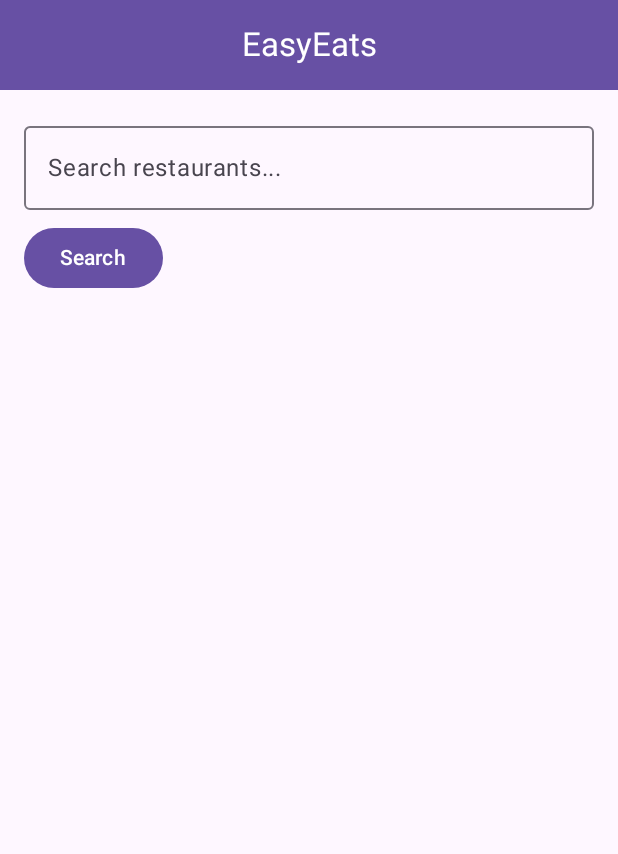
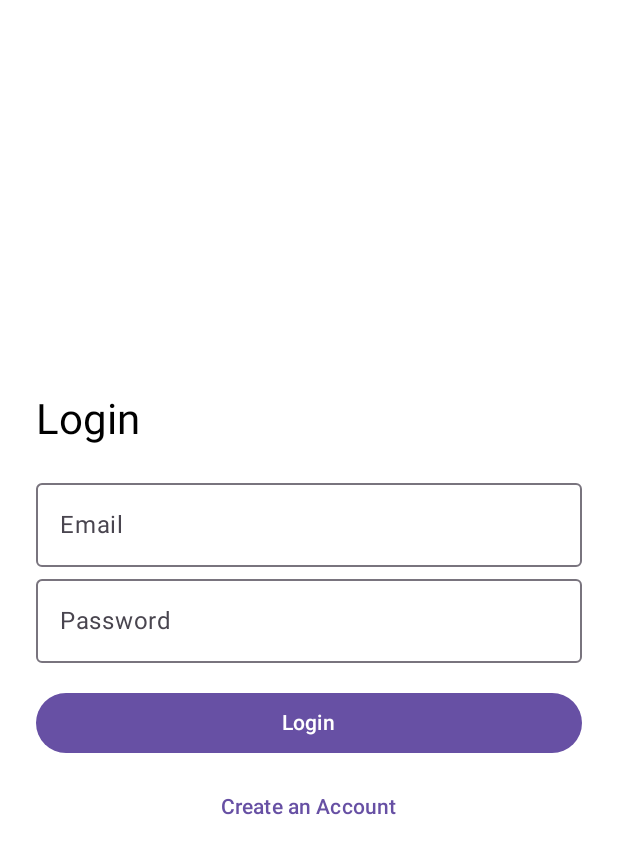
Before and after one commit to hongtingbh/EasyEats, an Android app built with Jetpack Compose: the screen it shows after launch (MainActivity), on a phone screen of 412 x 824 dp. Shown: the top 854 px of the screen. Run offline under Robolectric (Android 15) with nearby library versions, the phone set to English and light mode, and no system bars; pictures from the network do not load.

Commit message:
Added Database, Login and Signup screens
Database system is SQLiteOpenHelper

```diff
--- a/app/src/main/AndroidManifest.xml
+++ b/app/src/main/AndroidManifest.xml
@@ -1,6 +1,5 @@
 <?xml version="1.0" encoding="utf-8"?>
-<manifest xmlns:android="http://schemas.android.com/apk/res/android"
-    package="com.example.easyeats">
+<manifest xmlns:android="http://schemas.android.com/apk/res/android">
 
     <uses-permission android:name="android.permission.INTERNET"/>
 
--- a/app/src/main/java/com/example/easyeats/MainActivity.kt
+++ b/app/src/main/java/com/example/easyeats/MainActivity.kt
@@ -4,21 +4,46 @@ import android.os.Bundle
 import androidx.activity.ComponentActivity
 import androidx.activity.compose.setContent
 import androidx.compose.foundation.Image
-import androidx.compose.foundation.layout.*
+import androidx.compose.foundation.layout.Arrangement
+import androidx.compose.foundation.layout.Column
+import androidx.compose.foundation.layout.Row
+import androidx.compose.foundation.layout.Spacer
+import androidx.compose.foundation.layout.fillMaxWidth
+import androidx.compose.foundation.layout.height
+import androidx.compose.foundation.layout.padding
+import androidx.compose.foundation.layout.size
 import androidx.compose.foundation.lazy.LazyColumn
 import androidx.compose.foundation.lazy.items
-import androidx.compose.material3.*
-import androidx.compose.runtime.*
+import androidx.compose.material3.Button
+import androidx.compose.material3.Card
+import androidx.compose.material3.CardDefaults
+import androidx.compose.material3.MaterialTheme
+import androidx.compose.material3.OutlinedTextField
+import androidx.compose.material3.Scaffold
+import androidx.compose.material3.Surface
+import androidx.compose.material3.Text
+import androidx.compose.runtime.Composable
+import androidx.compose.runtime.getValue
+import androidx.compose.runtime.mutableStateOf
+import androidx.compose.runtime.remember
+import androidx.compose.runtime.setValue
+import androidx.compose.ui.Alignment
 import androidx.compose.ui.Modifier
 import androidx.compose.ui.layout.ContentScale
 import androidx.compose.ui.text.input.TextFieldValue
 import androidx.compose.ui.unit.dp
-import androidx.compose.ui.Alignment
 import coil.compose.rememberAsyncImagePainter
+import com.example.easyeats.ui.LoginScreen
+import com.example.easyeats.ui.SignUpScreen
 import com.google.gson.JsonParser
-import okhttp3.*
+import okhttp3.Call
+import okhttp3.Callback
+import okhttp3.MediaType.Companion.toMediaType
+import okhttp3.OkHttpClient
+import okhttp3.Request
+import okhttp3.RequestBody
+import okhttp3.Response
 import java.io.IOException
-import okhttp3.MediaType.Companion.toMediaType
 
 data class Restaurant(val name: String, val rating: Double?, val photoUrl: String?)
 
@@ -27,10 +52,26 @@ class MainActivity : ComponentActivity() {
     private val client = OkHttpClient()
     private val apiKey = "AIzaSyB9CsEAyTV9wASEa7BRHV9ODKC80WmucqQ"
 
+
     override fun onCreate(savedInstanceState: Bundle?) {
         super.onCreate(savedInstanceState)
+
         setContent {
             EasyEatsApp()
+        }
+    }
+
+    @Composable
+    fun EasyEatsApp() {
+        var currentScreen by remember { mutableStateOf("login") }
+
+        when (currentScreen) {
+            "login" -> LoginScreen(
+                onLoginSuccess = { currentScreen = "main" },
+                onNavigateToSignUp = { currentScreen = "signup" }
+            )
+            "signup" -> SignUpScreen(onSignUpSuccess = { currentScreen = "login" })
+            "main" -> RestaurantListScreen()
         }
     }
 
@@ -57,7 +98,7 @@ class MainActivity : ComponentActivity() {
     }
 
     @Composable
-    fun EasyEatsApp() {
+    fun RestaurantListScreen() {
         var query by remember { mutableStateOf(TextFieldValue("")) }
         var restaurants by remember { mutableStateOf(listOf<Restaurant>()) }
 
--- /dev/null
+++ b/app/src/main/java/com/example/easyeats/ui/LoginScreen.kt
@@ -0,0 +1,82 @@
+package com.example.easyeats.ui
+
+import android.widget.Toast
+import androidx.compose.foundation.layout.Arrangement
+import androidx.compose.foundation.layout.Column
+import androidx.compose.foundation.layout.Spacer
+import androidx.compose.foundation.layout.fillMaxSize
+import androidx.compose.foundation.layout.fillMaxWidth
+import androidx.compose.foundation.layout.height
+import androidx.compose.foundation.layout.padding
+import androidx.compose.material3.Button
+import androidx.compose.material3.MaterialTheme
+import androidx.compose.material3.OutlinedTextField
+import androidx.compose.material3.Text
+import androidx.compose.material3.TextButton
+import androidx.compose.runtime.Composable
+import androidx.compose.runtime.getValue
+import androidx.compose.runtime.mutableStateOf
+import androidx.compose.runtime.remember
+import androidx.compose.runtime.setValue
+import androidx.compose.ui.Alignment
+import androidx.compose.ui.Modifier
+import androidx.compose.ui.platform.LocalContext
+import androidx.compose.ui.text.input.PasswordVisualTransformation
+import androidx.compose.ui.unit.dp
+import com.example.easyeats.data.UserDatabaseHelper
+
+@Composable
+fun LoginScreen(onLoginSuccess: () -> Unit, onNavigateToSignUp: () -> Unit) {
+    val context = LocalContext.current
+    val dbHelper = remember { UserDatabaseHelper(context) }
+
+    var email by remember { mutableStateOf("") }
+    var password by remember { mutableStateOf("") }
+
+    Column(
+        modifier = Modifier
+            .fillMaxSize()
+            .padding(24.dp),
+        verticalArrangement = Arrangement.Center
+    ) {
+        Text("Login", style = MaterialTheme.typography.headlineMedium)
+        Spacer(Modifier.height(16.dp))
+
+        OutlinedTextField(
+            value = email,
+            onValueChange = { email = it },
+            label = { Text("Email") },
+            modifier = Modifier.fillMaxWidth()
+        )
+
+        OutlinedTextField(
+            value = password,
+            onValueChange = { password = it },
+            label = { Text("Password") },
+            modifier = Modifier.fillMaxWidth(),
+            visualTransformation = PasswordVisualTransformation()
+        )
+
+        Spacer(Modifier.height(16.dp))
+
+        Button(
+            onClick = {
+                if (dbHelper.checkUser(email, password)) {
+                    Toast.makeText(context, "Login successful!", Toast.LENGTH_SHORT).show()
+                    onLoginSuccess()
+                } else {
+                    Toast.makeText(context, "Invalid credentials", Toast.LENGTH_SHORT).show()
+                }
+            },
+            modifier = Modifier.fillMaxWidth()
+        ) {
+            Text("Login")
+        }
+
+        Spacer(Modifier.height(8.dp))
+
+        TextButton(onClick = onNavigateToSignUp, modifier = Modifier.align(Alignment.CenterHorizontally)) {
+            Text("Create an Account")
+        }
+    }
+}
--- a/build.gradle.kts
+++ b/build.gradle.kts
@@ -1,6 +1,10 @@
 // Top-level build file where you can add configuration options common to all sub-projects/modules.
 plugins {
     alias(libs.plugins.android.application) version "8.13.0" apply false
-    alias(libs.plugins.kotlin.android) version "2.2.20" apply false
+    alias(libs.plugins.kotlin.android) version "2.2.10" apply false
     alias(libs.plugins.compose.compiler) apply false
+    id("com.google.devtools.ksp") version "2.2.10-2.0.2" apply false
+    id("com.google.dagger.hilt.android") version "2.57.2" apply false
+    id("com.android.library") version "8.13.0" apply false
+    id("app.cash.sqldelight") version "2.1.0" apply false
 }
--- a/gradle/libs.versions.toml
+++ b/gradle/libs.versions.toml
@@ -6,7 +6,7 @@ appcompatVersion = "1.7.0"
 coil = "2.7.0"
 coreKtxVersion = "1.12.0"
 gson = "2.13.2"
-kotlin = "2.2.20"
+kotlin = "2.2.10"
 compose-plugin = "1.9.2"
 coreKtx = "1.17.0"
 junit = "4.13.2"
```
Also changed, not shown: app/build.gradle.kts (+32 -5 lines), app/src/main/java/com/example/easyeats/data/UserDatabaseHelper.kt (added, +56 -0 lines), app/src/main/java/com/example/easyeats/ui/SignUpScreen.kt (added, +75 -0 lines).
